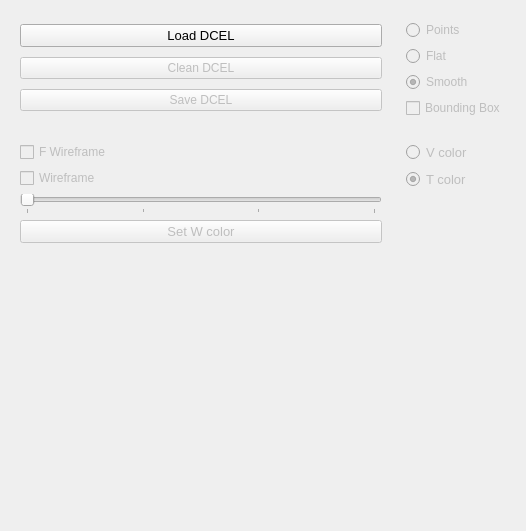
This is cg3/viewer/managers/dcel_manager.ui in cg3hci/cg3lib as Qt 5 draws it before an edit. The edited form follows.
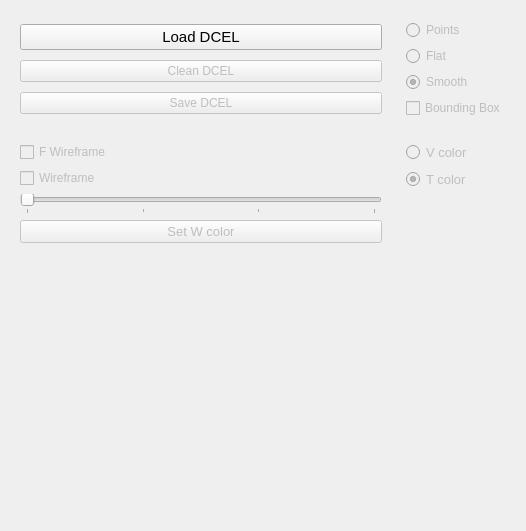
This is the edited form.

What changed in the file:
```diff
--- a/cg3/viewer/managers/dcel_manager.ui
+++ b/cg3/viewer/managers/dcel_manager.ui
@@ -27,7 +27,7 @@
        <widget class="QPushButton" name="loadDcelButton">
         <property name="font">
          <font>
-          <pointsize>10</pointsize>
+          <pointsize>11</pointsize>
          </font>
         </property>
         <property name="text">
```
